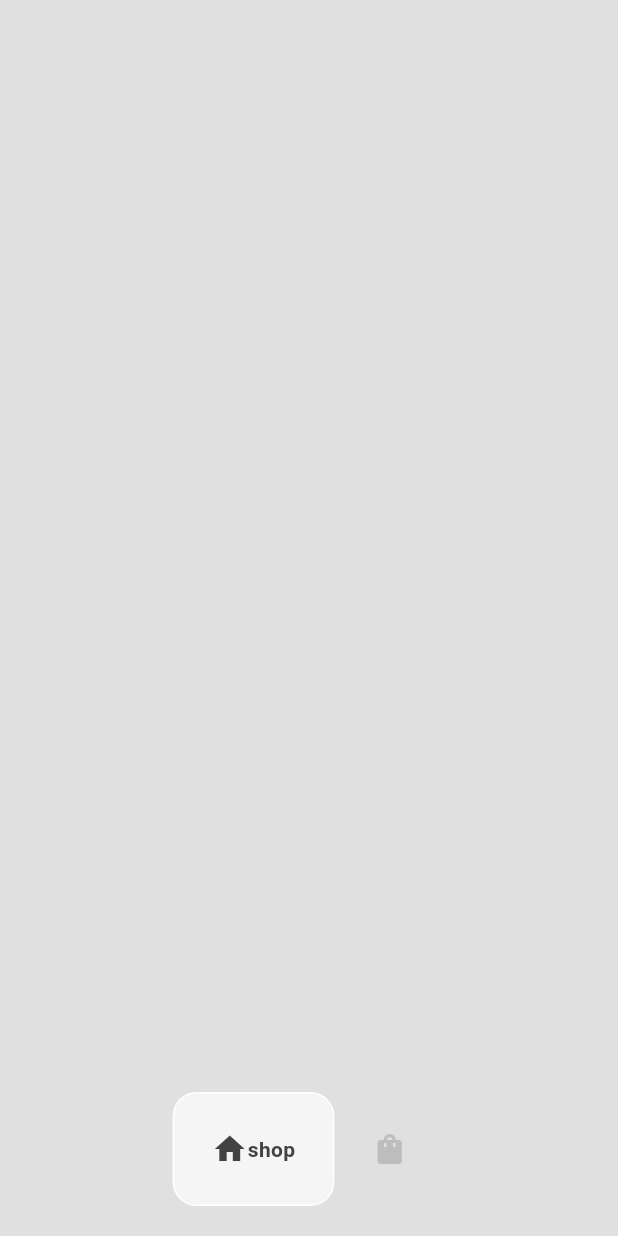
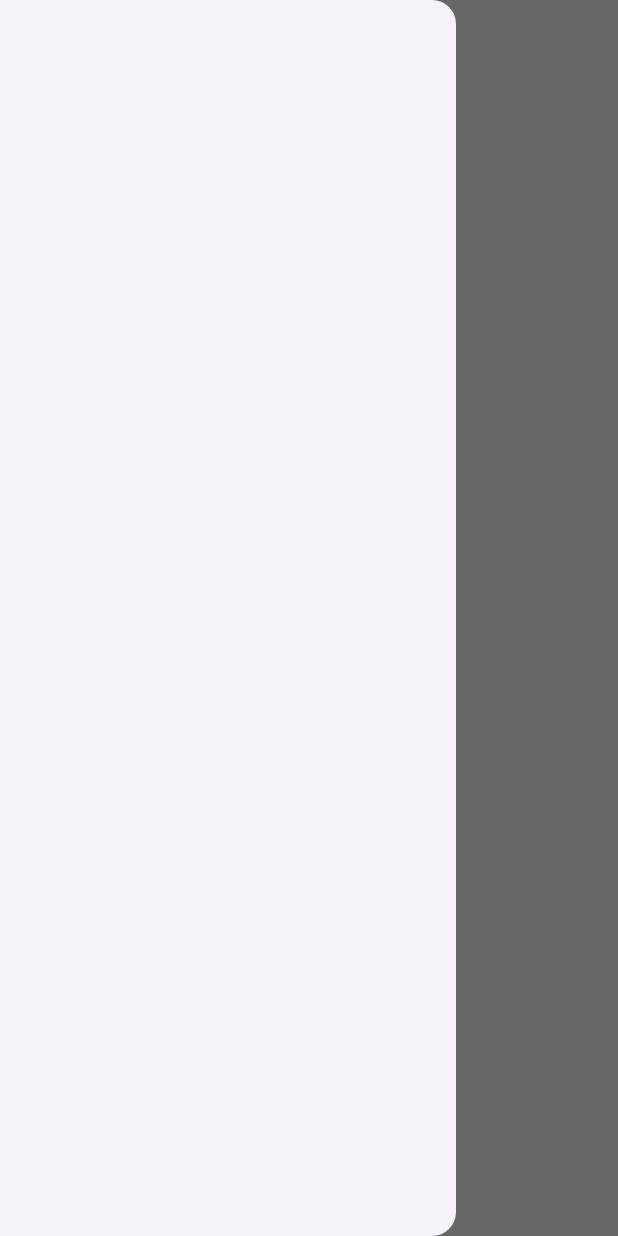
Before and after one commit to ShrihariRao/sneaker_app_android, a Flutter app: the HomePage screen opened directly, with the side drawer open (before the commit the screen has no drawer), on a phone screen of 412 x 824 dp. Run offline on Flutter 3.47's test engine with Material 3 defaults, Android fonts, the phone set to English and light mode, and no system bars; drawn by our look-alikes of google_nav_bar.

```diff
--- a/lib/components/bottom_nav_bar.dart
+++ b/lib/components/bottom_nav_bar.dart
@@ -2,7 +2,8 @@ import 'package:flutter/material.dart';
 import 'package:google_nav_bar/google_nav_bar.dart';
 
 class BottomNavBar extends StatelessWidget {
-const BottomNavBar({ Key? key }) : super(key: key);
+  void Function(int)? onTabChange;
+  BottomNavBar({ Key? key, required this.onTabChange }) : super(key: key);
 
   @override
   Widget build(BuildContext context){
@@ -15,6 +16,7 @@ const BottomNavBar({ Key? key }) : super(key: key);
         tabBackgroundColor: Colors.grey.shade100,
         mainAxisAlignment: MainAxisAlignment.center,
         tabBorderRadius: 16,
+        onTabChange: (value) => onTabChange!(value),
         tabs: const [
           GButton(
             icon: Icons.home,
--- a/lib/pages/home_page.dart
+++ b/lib/pages/home_page.dart
@@ -1,5 +1,7 @@
 import 'package:flutter/material.dart';
 import 'package:sneaker_shop/components/bottom_nav_bar.dart';
+import 'package:sneaker_shop/pages/cart_page.dart';
+import 'package:sneaker_shop/pages/shop_page.dart';
 
 class HomePage extends StatefulWidget {
 const HomePage({ Key? key }) : super(key: key);
@@ -9,11 +11,56 @@ const HomePage({ Key? key }) : super(key: key);
 }
 
 class _HomePageState extends State<HomePage> {
+
+  // this selected index is to control the bottom nav bar
+
+  int _selectedIndex = 0;
+
+  // this method will update our selected index
+  // when the user taps on the bottom bar
+
+  void navigateBottomBar(int index){
+    setState(() {
+      _selectedIndex = index;
+    });
+  }
+
+  //pages to display
+  final List<Widget> _pages = [
+    // shop page
+    const ShopPage(),
+
+    // cart page
+    const CartPage(),
+  ];
+
   @override
   Widget build(BuildContext context){
     return Scaffold(
       backgroundColor: Colors.grey[300],
-      bottomNavigationBar: BottomNavBar(),
+      bottomNavigationBar: BottomNavBar(
+        onTabChange: (index) => navigateBottomBar(index),
+      ),
+
+      appBar: AppBar(
+        backgroundColor: Colors.transparent,
+        elevation: 0,
+        leading: Builder(
+          builder: (context) {
+            return IconButton(
+              icon: const Icon(
+                Icons.menu,
+                color: Colors.black,
+              ),
+              onPressed: (){
+                Scaffold.of(context).openDrawer();
+              },
+            );
+          }
+        ),
+      ),
+      drawer: Drawer(),
+      body: _pages[_selectedIndex],
     );
   }
 }
--- /dev/null
+++ b/lib/pages/shop_page.dart
@@ -0,0 +1,17 @@
+import 'package:flutter/material.dart';
+
+class ShopPage extends StatefulWidget {
+  const ShopPage({ Key? key }) : super(key: key);
+
+  @override
+  _ShopPageState createState() => _ShopPageState();
+}
+
+class _ShopPageState extends State<ShopPage> {
+  @override
+  Widget build(BuildContext context) {
+    return Center(
+      child: Text("this is Shop Page"),
+    );
+  }
+}
```
Also changed, not shown: lib/pages/cart_page.dart (added, +12 -0 lines).
